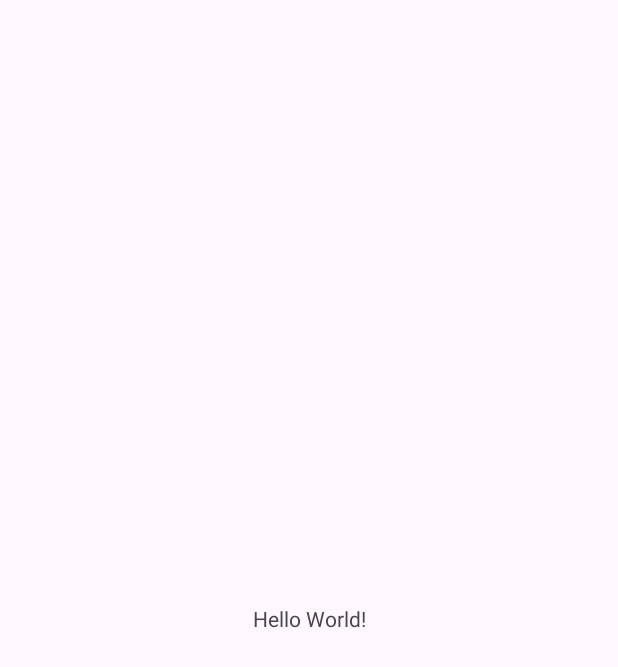
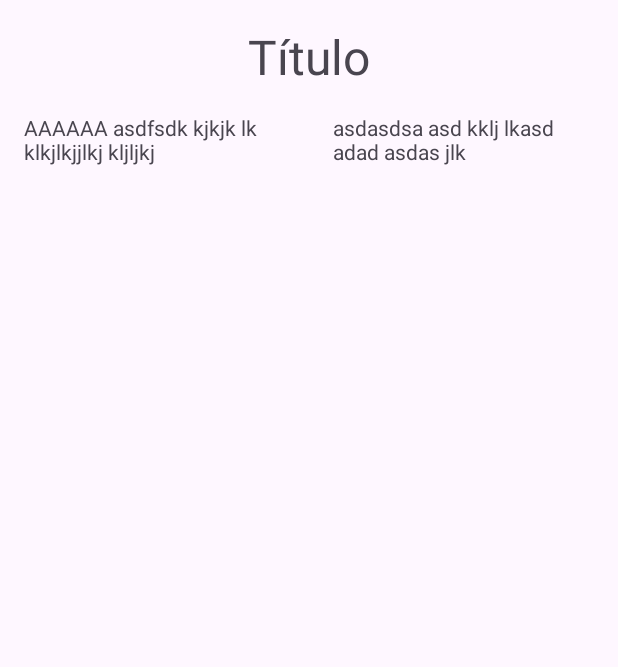
Before and after one commit to QuiqueGueCa/AdvancedLayout, an Android app: the screen it shows after launch (MainActivity), on a phone screen of 412 x 824 dp. Before the commit the part shown is almost empty. Shown: the top 667 px of the screen. Run offline under Robolectric (Android 15) with nearby library versions, the phone set to English and light mode, and no system bars.

Commit message:
Title and two paragraphs added

```diff
--- a/app/build.gradle.kts
+++ b/app/build.gradle.kts
@@ -5,7 +5,7 @@ plugins {
 
 android {
     namespace = "com.example.advancedlayout"
-    compileSdk = 33
+    compileSdk = 34
 
     defaultConfig {
         applicationId = "com.example.advancedlayout"
--- a/app/src/main/res/layout/activity_main.xml
+++ b/app/src/main/res/layout/activity_main.xml
@@ -1,18 +1,57 @@
 <?xml version="1.0" encoding="utf-8"?>
-<androidx.constraintlayout.widget.ConstraintLayout xmlns:android="http://schemas.android.com/apk/res/android"
+<androidx.core.widget.NestedScrollView xmlns:android="http://schemas.android.com/apk/res/android"
     xmlns:app="http://schemas.android.com/apk/res-auto"
     xmlns:tools="http://schemas.android.com/tools"
     android:layout_width="match_parent"
     android:layout_height="match_parent"
-    tools:context=".MainActivity">
+    tools:context=".MainActivity"
+    android:orientation="vertical">
 
-    <TextView
-        android:layout_width="wrap_content"
-        android:layout_height="wrap_content"
-        android:text="Hello World!"
-        app:layout_constraintBottom_toBottomOf="parent"
-        app:layout_constraintEnd_toEndOf="parent"
-        app:layout_constraintStart_toStartOf="parent"
-        app:layout_constraintTop_toTopOf="parent" />
+    <androidx.constraintlayout.widget.ConstraintLayout
+        android:layout_width="match_parent"
+        android:layout_height="match_parent">
 
-</androidx.constraintlayout.widget.ConstraintLayout>
+        <TextView
+            android:id="@+id/tvTitle"
+            android:layout_width="wrap_content"
+            android:layout_height="wrap_content"
+            android:text="@string/title"
+            android:textSize="@dimen/txtTitleSize"
+            app:layout_constraintTop_toTopOf="parent"
+            app:layout_constraintStart_toStartOf="parent"
+            app:layout_constraintEnd_toEndOf="parent"
+            android:layout_marginVertical="@dimen/commonMargin"/>
+
+        <androidx.constraintlayout.widget.Guideline
+            android:id="@+id/guideline"
+            android:layout_width="wrap_content"
+            android:layout_height="wrap_content"
+            android:orientation="vertical"
+            app:layout_constraintGuide_percent="0.5"/>
+
+        <TextView
+            android:id="@+id/tvleftParagraph"
+            android:layout_width="0dp"
+            android:layout_height="wrap_content"
+            android:text="AAAAAA asdfsdk kjkjk lk klkjlkjjlkj kljljkj"
+            app:layout_constraintLeft_toLeftOf="parent"
+            app:layout_constraintRight_toLeftOf="@id/guideline"
+            app:layout_constraintTop_toBottomOf="@id/tvTitle"
+            app:layout_constraintBottom_toBottomOf="parent"
+            android:layout_margin="@dimen/commonMargin"/>
+
+        <TextView
+            android:id="@+id/tvRightParagraph"
+            android:layout_width="0dp"
+            android:layout_height="wrap_content"
+            android:text="asdasdsa asd kklj lkasd adad asdas jlk"
+            app:layout_constraintRight_toRightOf="parent"
+            app:layout_constraintLeft_toRightOf="@id/guideline"
+            app:layout_constraintTop_toBottomOf="@id/tvTitle"
+            android:layout_margin="@dimen/commonMargin"/>
+
+
+    </androidx.constraintlayout.widget.ConstraintLayout>
+
+
+</androidx.core.widget.NestedScrollView>
--- /dev/null
+++ b/app/src/main/res/values/dimens.xml
@@ -0,0 +1,5 @@
+<?xml version="1.0" encoding="utf-8"?>
+<resources>
+    <dimen name="txtTitleSize">32sp</dimen>
+    <dimen name="commonMargin">16dp</dimen>
+</resources>
--- a/app/src/main/res/values/strings.xml
+++ b/app/src/main/res/values/strings.xml
@@ -1,3 +1,4 @@
 <resources>
     <string name="app_name">AdvancedLayout</string>
+    <string name="title">Título</string>
 </resources>
```
